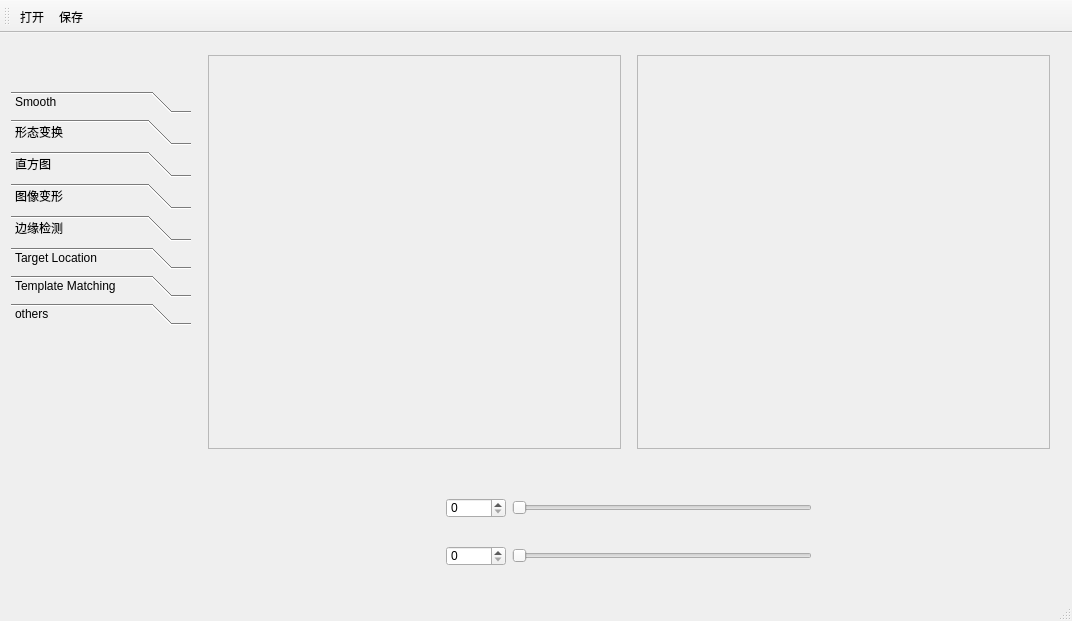
Before: the Qt Designer form hi_opencv2.0/hi_opencv20.ui in yangyang222244/hi_opencv2.0, drawn with Qt 5.
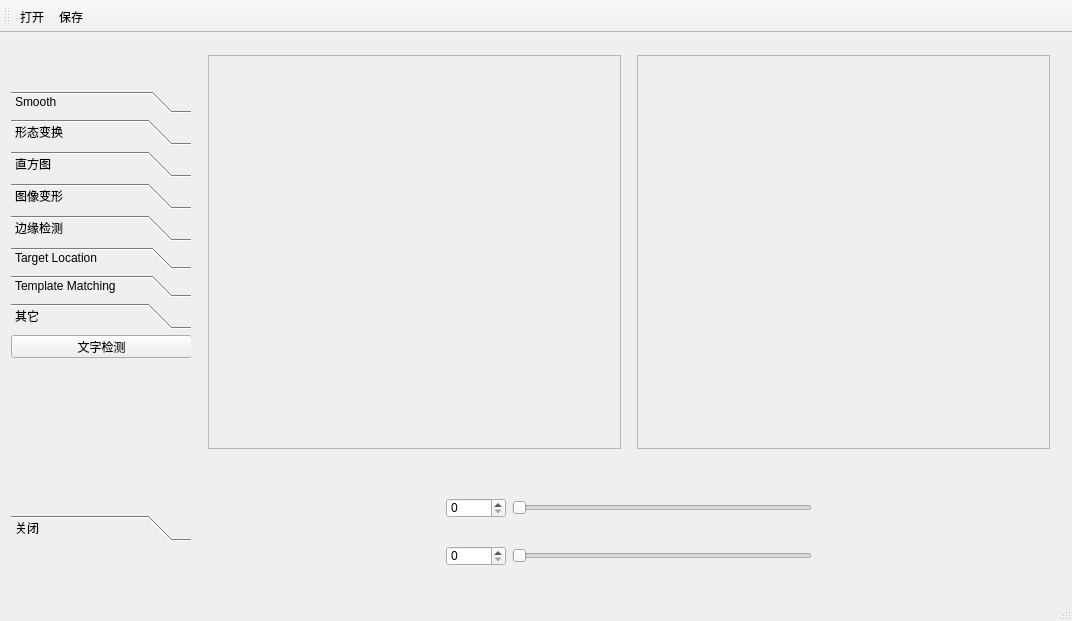
After: the same form once the commit is applied. The open tabs and pages were chosen to show the change.

```diff
--- a/hi_opencv2.0/hi_opencv20.ui
+++ b/hi_opencv2.0/hi_opencv20.ui
@@ -448,11 +448,29 @@
          <x>0</x>
          <y>0</y>
          <width>180</width>
-         <height>210</height>
+         <height>216</height>
         </rect>
        </property>
        <attribute name="label">
-        <string>others</string>
+        <string>其它</string>
+       </attribute>
+       <widget class="QPushButton" name="btnTextDetection">
+        <property name="geometry">
+         <rect>
+          <x>0</x>
+          <y>0</y>
+          <width>181</width>
+          <height>23</height>
+         </rect>
+        </property>
+        <property name="text">
+         <string>文字检测</string>
+        </property>
+       </widget>
+      </widget>
+      <widget class="QWidget" name="page_8">
+       <attribute name="label">
+        <string>关闭</string>
        </attribute>
       </widget>
      </widget>
```
Left out of the diff: 127 changed lines with no effect on the pictures.
